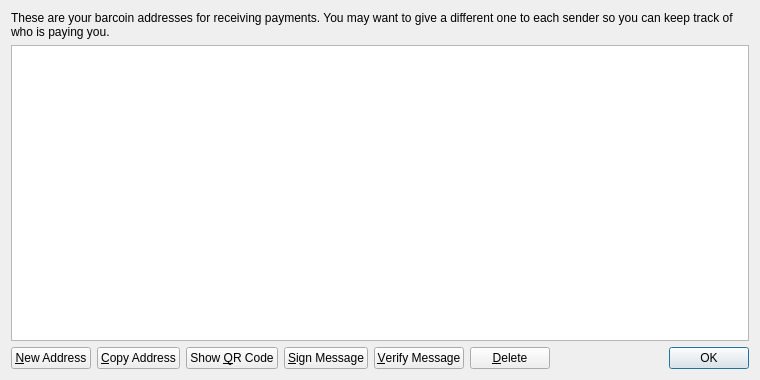
Above: src/qt/forms/addressbookpage.ui from Pranz/smallchange before the change. Below: the same form after it.
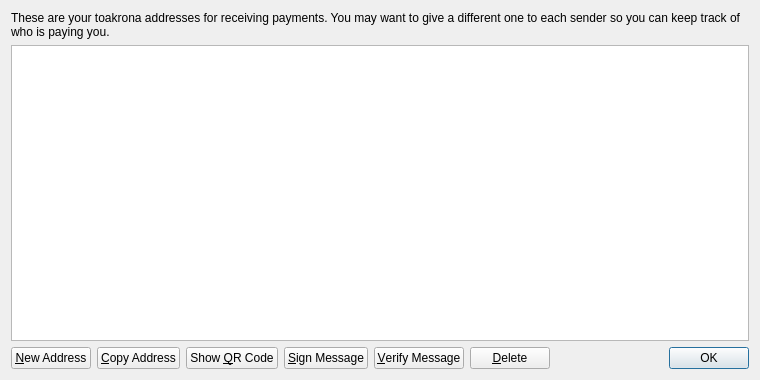
That is the form after the change. Icons and pictures are not drawn.

Patch:
```diff
--- a/src/qt/forms/addressbookpage.ui
+++ b/src/qt/forms/addressbookpage.ui
@@ -17,7 +17,7 @@
    <item>
     <widget class="QLabel" name="labelExplanation">
      <property name="text">
-      <string>These are your barcoin addresses for receiving payments. You may want to give a different one to each sender so you can keep track of who is paying you.</string>
+      <string>These are your toakrona addresses for receiving payments. You may want to give a different one to each sender so you can keep track of who is paying you.</string>
      </property>
      <property name="textFormat">
       <enum>Qt::PlainText</enum>
```
